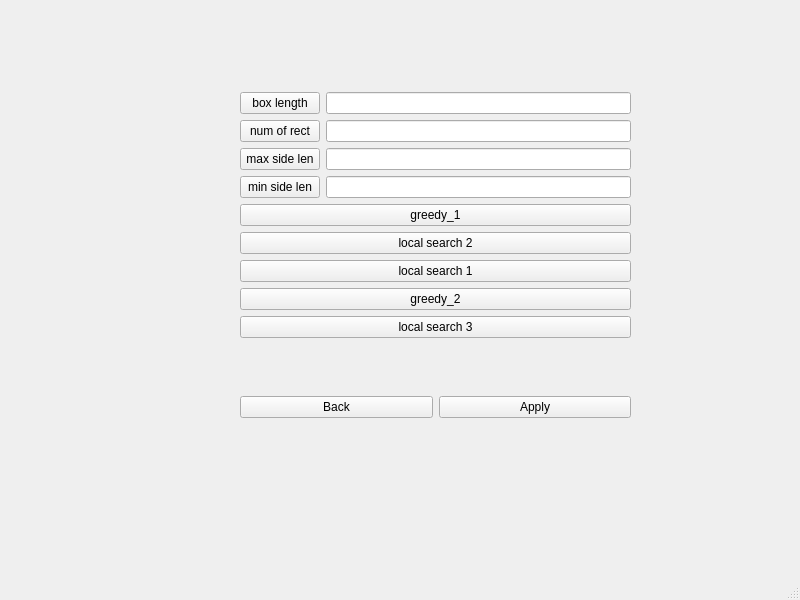
Before: the Qt Designer form resources/main_window.ui in forvev/optimization_algorithms, drawn with Qt 5.
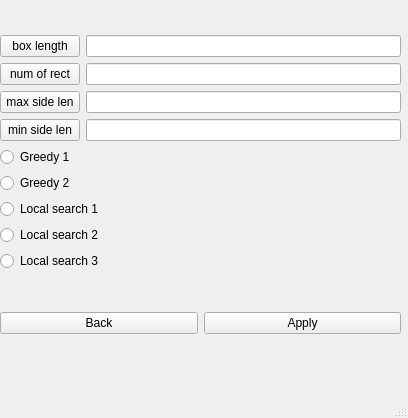
After: the same form once the commit is applied.

Patch:
```diff
--- a/resources/main_window.ui
+++ b/resources/main_window.ui
@@ -6,8 +6,8 @@
    <rect>
     <x>0</x>
     <y>0</y>
-    <width>800</width>
-    <height>600</height>
+    <width>408</width>
+    <height>418</height>
    </rect>
   </property>
   <property name="windowTitle">
@@ -17,10 +17,10 @@
    <widget class="QWidget" name="verticalLayoutWidget_3">
     <property name="geometry">
      <rect>
-      <x>240</x>
-      <y>40</y>
-      <width>391</width>
-      <height>431</height>
+      <x>0</x>
+      <y>0</y>
+      <width>401</width>
+      <height>371</height>
      </rect>
     </property>
     <layout class="QVBoxLayout" name="verticalLayout_4">
@@ -85,37 +85,37 @@
        <item>
         <layout class="QVBoxLayout" name="verticalLayout_3">
          <item>
-          <widget class="QPushButton" name="pushButton_2">
+          <widget class="QRadioButton" name="rb_greedy_1">
            <property name="text">
-            <string>greedy_1</string>
+            <string>Greedy 1</string>
            </property>
           </widget>
          </item>
          <item>
-          <widget class="QPushButton" name="pushButton_5">
+          <widget class="QRadioButton" name="rb_greedy_2">
            <property name="text">
-            <string>local search 2</string>
+            <string>Greedy 2</string>
            </property>
           </widget>
          </item>
          <item>
-          <widget class="QPushButton" name="pushButton_4">
+          <widget class="QRadioButton" name="radioButton_3">
            <property name="text">
-            <string>local search 1</string>
+            <string>Local search 1</string>
            </property>
           </widget>
          </item>
          <item>
-          <widget class="QPushButton" name="pushButton_3">
+          <widget class="QRadioButton" name="radioButton_4">
            <property name="text">
-            <string>greedy_2</string>
+            <string>Local search 2</string>
            </property>
           </widget>
          </item>
          <item>
-          <widget class="QPushButton" name="pushButton_6">
+          <widget class="QRadioButton" name="radioButton_5">
            <property name="text">
-            <string>local search 3</string>
+            <string>Local search 3</string>
            </property>
           </widget>
          </item>
```
Left out of the diff: 4 changed lines with no effect on the pictures.
